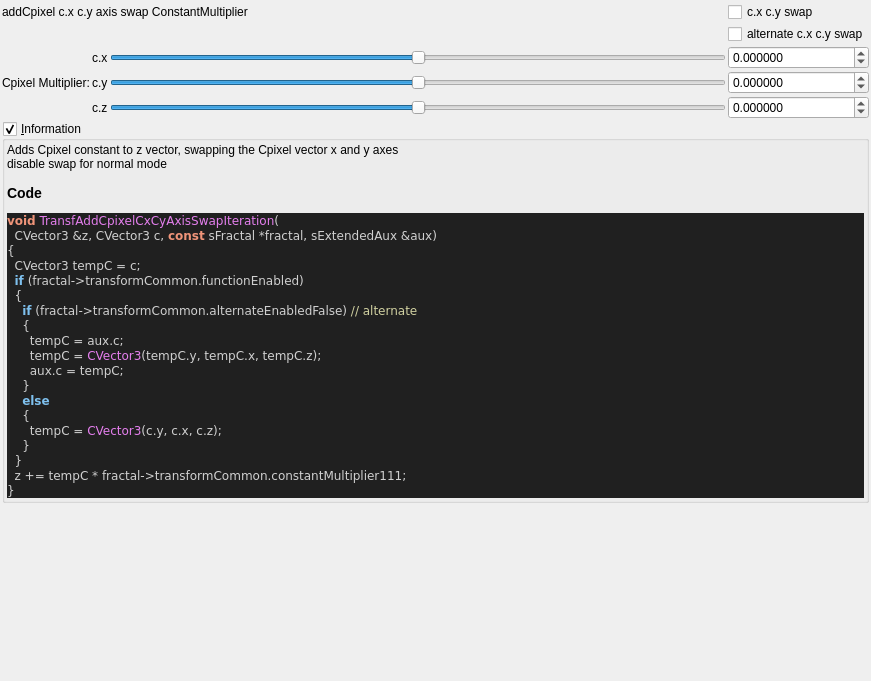
This is mandelbulber2/formula/ui/fractal_transf_add_cpixel_cx_cy_axis_swap.ui in buddhi1980/mandelbulber2 as Qt 5 draws it before an edit. The edited form follows.
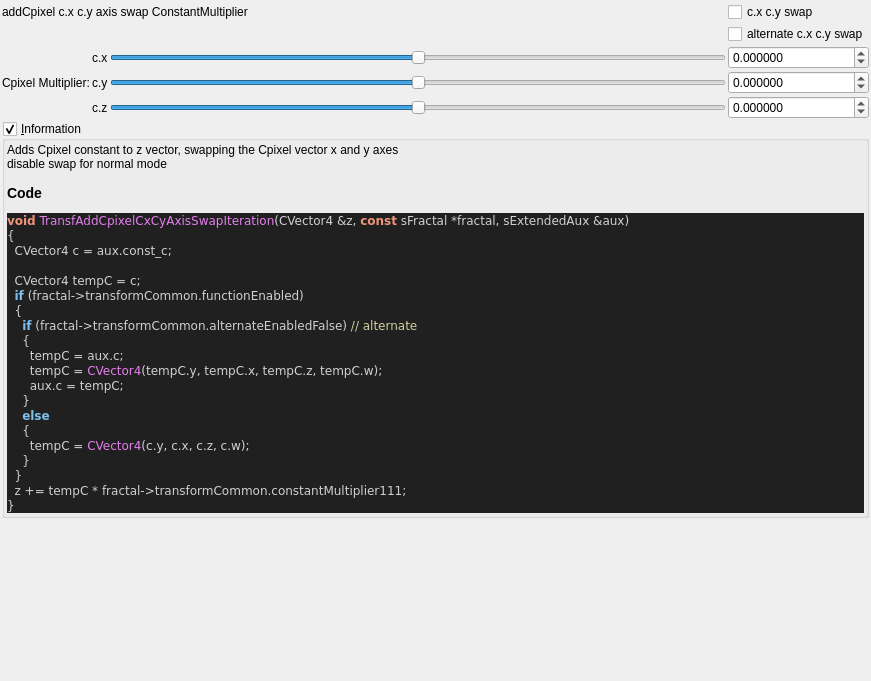
This is the edited form. Custom widgets are drawn as their Qt base class.

```diff
--- a/mandelbulber2/formula/ui/fractal_transf_add_cpixel_cx_cy_axis_swap.ui
+++ b/mandelbulber2/formula/ui/fractal_transf_add_cpixel_cx_cy_axis_swap.ui
@@ -281,21 +281,22 @@
 &lt;/table&gt;
 &lt;h3&gt;Code&lt;/h3&gt;
 &lt;body style=&quot;background-color:#202020&quot;&gt;
-&lt;pre style=&quot;color:#d0d0d0; background-color:#202020;  font-family:'Courier New',monospace;&quot;&gt;&lt;span style=&quot;color:#f09479; font-weight:bold&quot;&gt;void&lt;/span&gt; &lt;span style=&quot;color:#e47eed&quot;&gt;TransfAddCpixelCxCyAxisSwapIteration&lt;/span&gt;&lt;span style=&quot;color:#d0d0d0&quot;&gt;(&lt;/span&gt;
-  CVector3 &lt;span style=&quot;color:#d0d0d0&quot;&gt;&amp;amp;&lt;/span&gt;z&lt;span style=&quot;color:#d0d0d0&quot;&gt;,&lt;/span&gt; CVector3 c&lt;span style=&quot;color:#d0d0d0&quot;&gt;,&lt;/span&gt; &lt;span style=&quot;color:#f09479; font-weight:bold&quot;&gt;const&lt;/span&gt; sFractal &lt;span style=&quot;color:#d0d0d0&quot;&gt;*&lt;/span&gt;fractal&lt;span style=&quot;color:#d0d0d0&quot;&gt;,&lt;/span&gt; sExtendedAux &lt;span style=&quot;color:#d0d0d0&quot;&gt;&amp;amp;&lt;/span&gt;aux&lt;span style=&quot;color:#d0d0d0&quot;&gt;)&lt;/span&gt;
+&lt;pre style=&quot;color:#d0d0d0; background-color:#202020;  font-family:'Courier New',monospace;&quot;&gt;&lt;span style=&quot;color:#f09479; font-weight:bold&quot;&gt;void&lt;/span&gt; &lt;span style=&quot;color:#e47eed&quot;&gt;TransfAddCpixelCxCyAxisSwapIteration&lt;/span&gt;&lt;span style=&quot;color:#d0d0d0&quot;&gt;(&lt;/span&gt;CVector4 &lt;span style=&quot;color:#d0d0d0&quot;&gt;&amp;amp;&lt;/span&gt;z&lt;span style=&quot;color:#d0d0d0&quot;&gt;,&lt;/span&gt; &lt;span style=&quot;color:#f09479; font-weight:bold&quot;&gt;const&lt;/span&gt; sFractal &lt;span style=&quot;color:#d0d0d0&quot;&gt;*&lt;/span&gt;fractal&lt;span style=&quot;color:#d0d0d0&quot;&gt;,&lt;/span&gt; sExtendedAux &lt;span style=&quot;color:#d0d0d0&quot;&gt;&amp;amp;&lt;/span&gt;aux&lt;span style=&quot;color:#d0d0d0&quot;&gt;)&lt;/span&gt;
 &lt;span style=&quot;color:#d0d0d0&quot;&gt;{&lt;/span&gt;
-  CVector3 tempC &lt;span style=&quot;color:#d0d0d0&quot;&gt;=&lt;/span&gt; c&lt;span style=&quot;color:#d0d0d0&quot;&gt;;&lt;/span&gt;
+  CVector4 c &lt;span style=&quot;color:#d0d0d0&quot;&gt;=&lt;/span&gt; aux&lt;span style=&quot;color:#d0d0d0&quot;&gt;.&lt;/span&gt;const_c&lt;span style=&quot;color:#d0d0d0&quot;&gt;;&lt;/span&gt;
+
+  CVector4 tempC &lt;span style=&quot;color:#d0d0d0&quot;&gt;=&lt;/span&gt; c&lt;span style=&quot;color:#d0d0d0&quot;&gt;;&lt;/span&gt;
   &lt;span style=&quot;color:#7ec0ee; font-weight:bold&quot;&gt;if&lt;/span&gt; &lt;span style=&quot;color:#d0d0d0&quot;&gt;(&lt;/span&gt;fractal&lt;span style=&quot;color:#d0d0d0&quot;&gt;-&amp;gt;&lt;/span&gt;transformCommon&lt;span style=&quot;color:#d0d0d0&quot;&gt;.&lt;/span&gt;functionEnabled&lt;span style=&quot;color:#d0d0d0&quot;&gt;)&lt;/span&gt;
   &lt;span style=&quot;color:#d0d0d0&quot;&gt;{&lt;/span&gt;
     &lt;span style=&quot;color:#7ec0ee; font-weight:bold&quot;&gt;if&lt;/span&gt; &lt;span style=&quot;color:#d0d0d0&quot;&gt;(&lt;/span&gt;fractal&lt;span style=&quot;color:#d0d0d0&quot;&gt;-&amp;gt;&lt;/span&gt;transformCommon&lt;span style=&quot;color:#d0d0d0&quot;&gt;.&lt;/span&gt;alternateEnabledFalse&lt;span style=&quot;color:#d0d0d0&quot;&gt;)&lt;/span&gt; &lt;span style=&quot;color:#d0d0a0&quot;&gt;// alternate&lt;/span&gt;
     &lt;span style=&quot;color:#d0d0d0&quot;&gt;{&lt;/span&gt;
       tempC &lt;span style=&quot;color:#d0d0d0&quot;&gt;=&lt;/span&gt; aux&lt;span style=&quot;color:#d0d0d0&quot;&gt;.&lt;/span&gt;c&lt;span style=&quot;color:#d0d0d0&quot;&gt;;&lt;/span&gt;
-      tempC &lt;span style=&quot;color:#d0d0d0&quot;&gt;=&lt;/span&gt; &lt;span style=&quot;color:#e47eed&quot;&gt;CVector3&lt;/span&gt;&lt;span style=&quot;color:#d0d0d0&quot;&gt;(&lt;/span&gt;tempC&lt;span style=&quot;color:#d0d0d0&quot;&gt;.&lt;/span&gt;y&lt;span style=&quot;color:#d0d0d0&quot;&gt;,&lt;/span&gt; tempC&lt;span style=&quot;color:#d0d0d0&quot;&gt;.&lt;/span&gt;x&lt;span style=&quot;color:#d0d0d0&quot;&gt;,&lt;/span&gt; tempC&lt;span style=&quot;color:#d0d0d0&quot;&gt;.&lt;/span&gt;z&lt;span style=&quot;color:#d0d0d0&quot;&gt;);&lt;/span&gt;
+      tempC &lt;span style=&quot;color:#d0d0d0&quot;&gt;=&lt;/span&gt; &lt;span style=&quot;color:#e47eed&quot;&gt;CVector4&lt;/span&gt;&lt;span style=&quot;color:#d0d0d0&quot;&gt;(&lt;/span&gt;tempC&lt;span style=&quot;color:#d0d0d0&quot;&gt;.&lt;/span&gt;y&lt;span style=&quot;color:#d0d0d0&quot;&gt;,&lt;/span&gt; tempC&lt;span style=&quot;color:#d0d0d0&quot;&gt;.&lt;/span&gt;x&lt;span style=&quot;color:#d0d0d0&quot;&gt;,&lt;/span&gt; tempC&lt;span style=&quot;color:#d0d0d0&quot;&gt;.&lt;/span&gt;z&lt;span style=&quot;color:#d0d0d0&quot;&gt;,&lt;/span&gt; tempC&lt;span style=&quot;color:#d0d0d0&quot;&gt;.&lt;/span&gt;w&lt;span style=&quot;color:#d0d0d0&quot;&gt;);&lt;/span&gt;
       aux&lt;span style=&quot;color:#d0d0d0&quot;&gt;.&lt;/span&gt;c &lt;span style=&quot;color:#d0d0d0&quot;&gt;=&lt;/span&gt; tempC&lt;span style=&quot;color:#d0d0d0&quot;&gt;;&lt;/span&gt;
     &lt;span style=&quot;color:#d0d0d0&quot;&gt;}&lt;/span&gt;
     &lt;span style=&quot;color:#7ec0ee; font-weight:bold&quot;&gt;else&lt;/span&gt;
     &lt;span style=&quot;color:#d0d0d0&quot;&gt;{&lt;/span&gt;
-      tempC &lt;span style=&quot;color:#d0d0d0&quot;&gt;=&lt;/span&gt; &lt;span style=&quot;color:#e47eed&quot;&gt;CVector3&lt;/span&gt;&lt;span style=&quot;color:#d0d0d0&quot;&gt;(&lt;/span&gt;c&lt;span style=&quot;color:#d0d0d0&quot;&gt;.&lt;/span&gt;y&lt;span style=&quot;color:#d0d0d0&quot;&gt;,&lt;/span&gt; c&lt;span style=&quot;color:#d0d0d0&quot;&gt;.&lt;/span&gt;x&lt;span style=&quot;color:#d0d0d0&quot;&gt;,&lt;/span&gt; c&lt;span style=&quot;color:#d0d0d0&quot;&gt;.&lt;/span&gt;z&lt;span style=&quot;color:#d0d0d0&quot;&gt;);&lt;/span&gt;
+      tempC &lt;span style=&quot;color:#d0d0d0&quot;&gt;=&lt;/span&gt; &lt;span style=&quot;color:#e47eed&quot;&gt;CVector4&lt;/span&gt;&lt;span style=&quot;color:#d0d0d0&quot;&gt;(&lt;/span&gt;c&lt;span style=&quot;color:#d0d0d0&quot;&gt;.&lt;/span&gt;y&lt;span style=&quot;color:#d0d0d0&quot;&gt;,&lt;/span&gt; c&lt;span style=&quot;color:#d0d0d0&quot;&gt;.&lt;/span&gt;x&lt;span style=&quot;color:#d0d0d0&quot;&gt;,&lt;/span&gt; c&lt;span style=&quot;color:#d0d0d0&quot;&gt;.&lt;/span&gt;z&lt;span style=&quot;color:#d0d0d0&quot;&gt;,&lt;/span&gt; c&lt;span style=&quot;color:#d0d0d0&quot;&gt;.&lt;/span&gt;w&lt;span style=&quot;color:#d0d0d0&quot;&gt;);&lt;/span&gt;
     &lt;span style=&quot;color:#d0d0d0&quot;&gt;}&lt;/span&gt;
   &lt;span style=&quot;color:#d0d0d0&quot;&gt;}&lt;/span&gt;
   z &lt;span style=&quot;color:#d0d0d0&quot;&gt;+=&lt;/span&gt; tempC &lt;span style=&quot;color:#d0d0d0&quot;&gt;*&lt;/span&gt; fractal&lt;span style=&quot;color:#d0d0d0&quot;&gt;-&amp;gt;&lt;/span&gt;transformCommon&lt;span style=&quot;color:#d0d0d0&quot;&gt;.&lt;/span&gt;constantMultiplier111&lt;span style=&quot;color:#d0d0d0&quot;&gt;;&lt;/span&gt;
```
